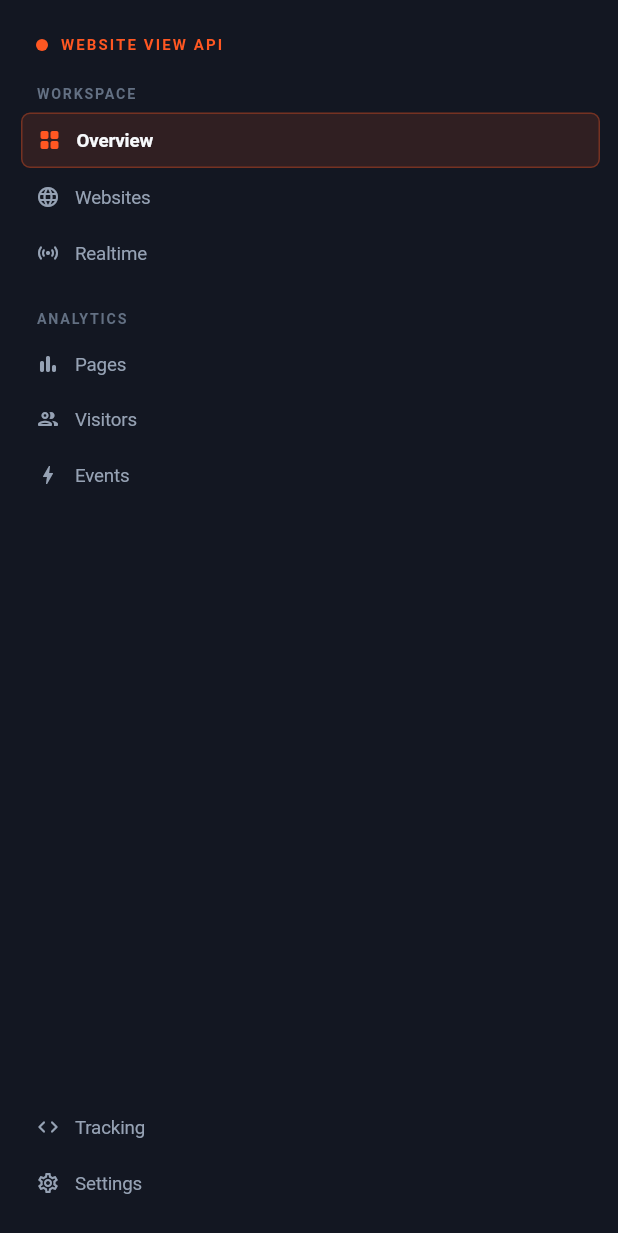
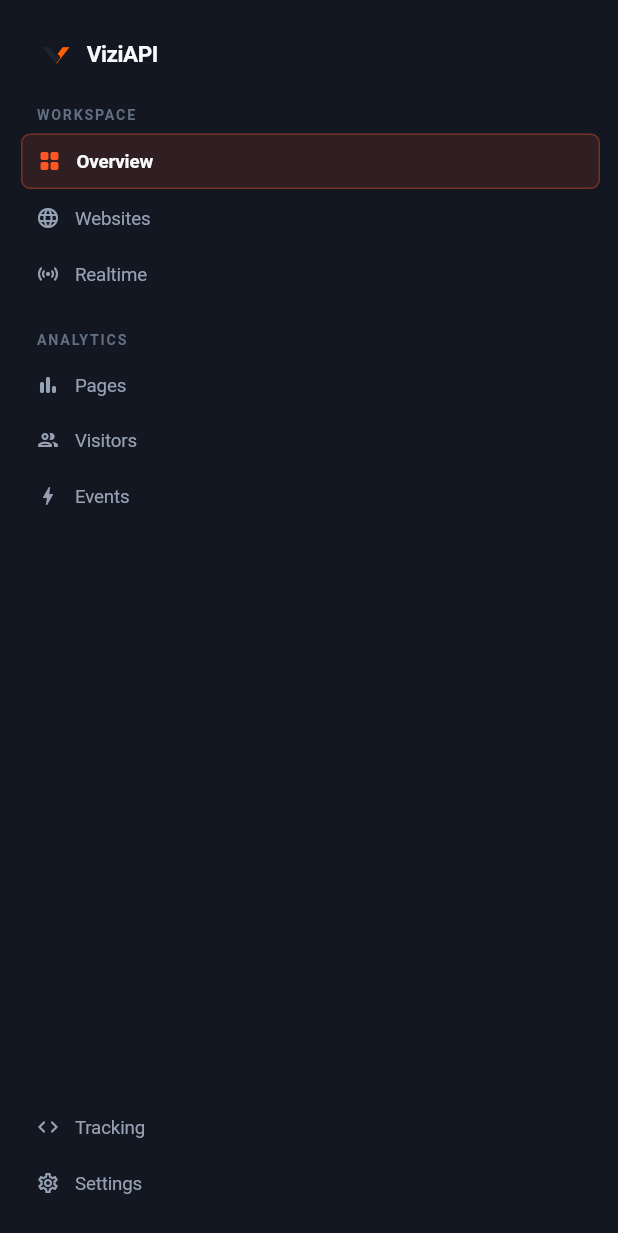
Before and after one commit to om945/website_view_dashboard, a Flutter app: the DashboardSidebar widget shown alone on an empty page, opened directly with empty values, on a phone screen of 412 x 824 dp. Shown: the top 1233 px of the screen. Run offline on Flutter 3.47's test engine with Material 3 defaults, Android fonts, the phone set to English and light mode, and no system bars; missing offline and left inert: dart:html; accounts and stored records are empty; network calls fail; Roboto replaces fonts that are missing (Plus Jakarta Sans).

Commit message:
initialize ViziAPI dashboard project with authentication gate and web configuration

```diff
--- a/website_track_dashboard/lib/app/app.dart
+++ b/website_track_dashboard/lib/app/app.dart
@@ -9,7 +9,7 @@ class WebsiteViewDashboardApp extends StatelessWidget {
   Widget build(BuildContext context) {
     return MaterialApp.router(
       debugShowCheckedModeBanner: false,
-      title: 'Website View API — Dashboard',
+      title: 'ViziAPI — Dashboard',
       theme: AppTheme.darkTheme,
       routerDelegate: DashboardRouterDelegate(),
       routeInformationParser: DashboardRouteInformationParser(),
--- a/website_track_dashboard/lib/features/auth/auth_gate.dart
+++ b/website_track_dashboard/lib/features/auth/auth_gate.dart
@@ -81,7 +81,7 @@ class _AuthGateState extends State<AuthGate> {
       setState(() {
         _state = _AuthState.networkError;
         _errorMessage =
-            'Unable to reach the Website View API. Check your connection and try again.';
+            'Unable to reach ViziAPI. Check your connection and try again.';
       });
     }
   }
--- a/website_track_dashboard/lib/features/auth/login_page.dart
+++ b/website_track_dashboard/lib/features/auth/login_page.dart
@@ -4,6 +4,7 @@ import '../../app/theme/typography.dart';
 import '../../core/widgets/grid_background.dart';
 import '../../data/api/api_client.dart';
 import '../../shared/widgets/app_button.dart';
+import '../../shared/widgets/viziapi_brand.dart';
 
 class LoginPage extends StatelessWidget {
   const LoginPage({super.key, this.rateLimited = false});
@@ -39,7 +40,7 @@ class LoginPage extends StatelessWidget {
                     crossAxisAlignment: CrossAxisAlignment.start,
                     mainAxisSize: MainAxisSize.min,
                     children: [
-                      const Text('WEBSITE VIEW API', style: AppTypography.eyebrow),
+                      const ViziApiBrand(),
                       const SizedBox(height: 20),
                       Text(
                         'Your analytics command center.',
--- a/website_track_dashboard/lib/features/shell/dashboard_sidebar.dart
+++ b/website_track_dashboard/lib/features/shell/dashboard_sidebar.dart
@@ -4,6 +4,7 @@ import '../../app/theme/typography.dart';
 import '../../app/theme/radii.dart';
 import '../../app/theme/motion.dart';
 import '../../data/models/models.dart';
+import '../../shared/widgets/viziapi_brand.dart';
 
 class DashboardSidebar extends StatelessWidget {
   const DashboardSidebar({
@@ -25,20 +26,7 @@ class DashboardSidebar extends StatelessWidget {
         children: [
           Padding(
             padding: const EdgeInsets.only(left: 10, bottom: 20, top: 4),
-            child: Row(
-              children: [
-                Container(
-                  width: 8,
-                  height: 8,
-                  decoration: const BoxDecoration(
-                    color: AppColors.accent,
-                    shape: BoxShape.circle,
-                  ),
-                ),
-                const SizedBox(width: 8),
-                const Text('WEBSITE VIEW API', style: AppTypography.eyebrow),
-              ],
-            ),
+            child: const ViziApiBrand(compact: true),
           ),
           _sectionLabel('WORKSPACE'),
           _item(
--- /dev/null
+++ b/website_track_dashboard/lib/shared/widgets/viziapi_brand.dart
@@ -0,0 +1,36 @@
+import 'package:flutter/material.dart';
+
+import '../../app/theme/colors.dart';
+import '../../app/theme/typography.dart';
+
+class ViziApiBrand extends StatelessWidget {
+  const ViziApiBrand({super.key, this.compact = false});
+
+  final bool compact;
+
+  @override
+  Widget build(BuildContext context) {
+    final markSize = compact ? 26.0 : 32.0;
+    return Row(
+      mainAxisSize: MainAxisSize.min,
+      children: [
+        SizedBox(
+          width: markSize,
+          height: markSize,
+          child: Image.asset('assets/branding/viziapi-logo.png', fit: BoxFit.contain),
+        ),
+        const SizedBox(width: 8),
+        Text(
+          'ViziAPI',
+          style: TextStyle(
+            fontFamily: AppTypography.fontSans,
+            color: AppColors.textPrimary,
+            fontWeight: FontWeight.w700,
+            fontSize: compact ? 15 : 18,
+            letterSpacing: -0.3,
+          ),
+        ),
+      ],
+    );
+  }
+}
--- a/website_track_dashboard/pubspec.yaml
+++ b/website_track_dashboard/pubspec.yaml
@@ -58,6 +58,9 @@ dev_dependencies:
 # The following section is specific to Flutter packages.
 flutter:
 
+  assets:
+    - assets/branding/viziapi-logo.png
+
   # The following line ensures that the Material Icons font is
   # included with your application, so that you can use the icons in
   # the material Icons class.
```
Also changed, not shown: website_track_dashboard/assets/branding/viziapi-logo.png (added), 6 other files.
